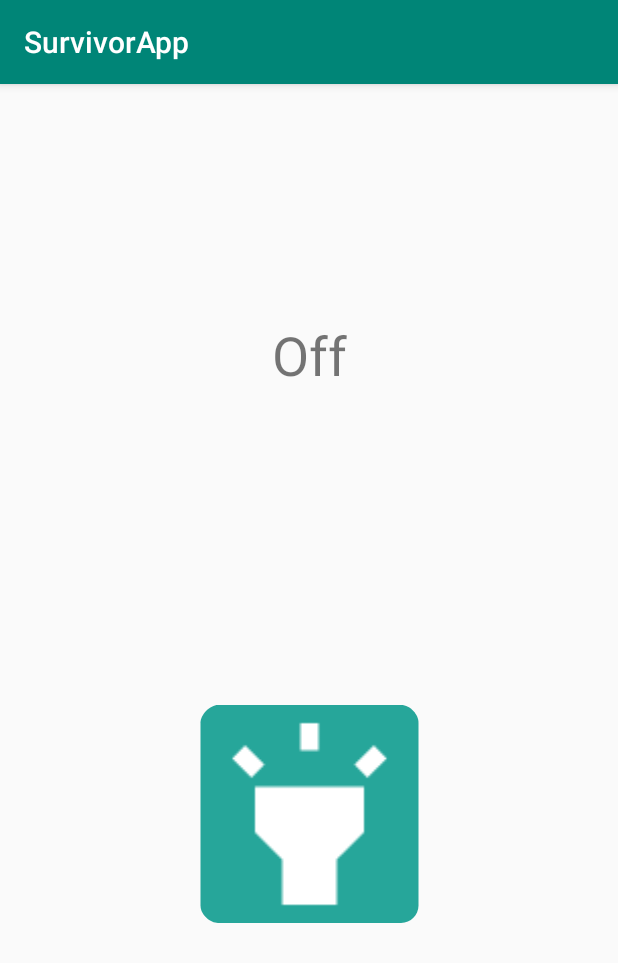
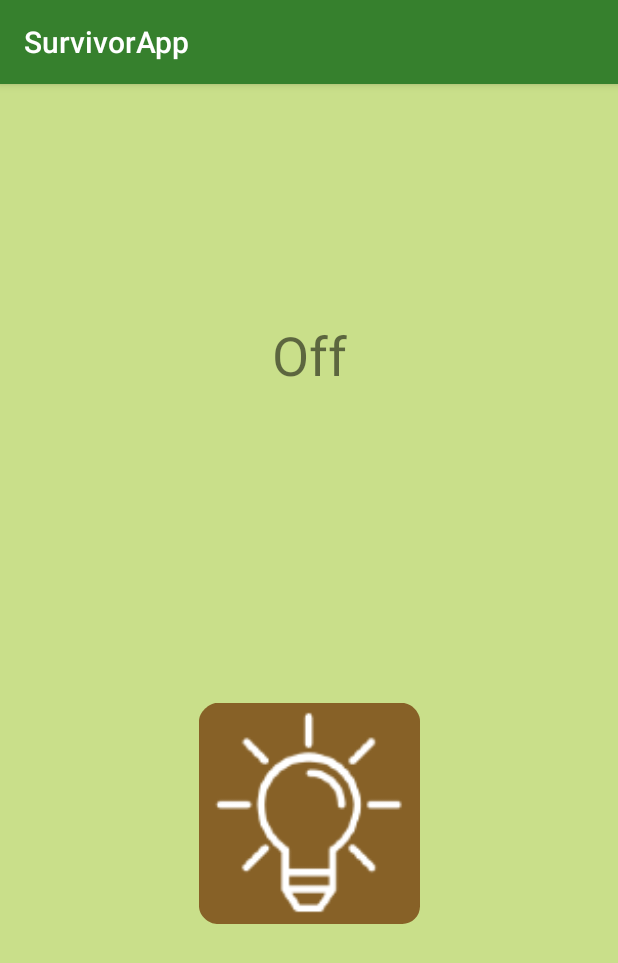
Before and after one commit to AurelienC18/ProjetAndroid, an Android app: the LampeTorche screen opened directly, with no data from a screen before it, on a phone screen of 412 x 824 dp. Shown: the top 963 px of the screen. Run offline under Robolectric (Android 15) with nearby library versions, the phone set to English and light mode, and no system bars.

Commit message:
commit de merde

```diff
--- a/app/src/main/AndroidManifest.xml
+++ b/app/src/main/AndroidManifest.xml
@@ -1,7 +1,8 @@
 <?xml version="1.0" encoding="utf-8"?>
 <manifest xmlns:android="http://schemas.android.com/apk/res/android"
           package="com.example.myapp">
-
+    <uses-permission android:name="android.permission.RECORD_AUDIO"/>
+    <uses-permission android:name="android.permission.WRITE_EXTERNAL_STORAGE"/>
     <application
             android:allowBackup="true"
             android:icon="@mipmap/ic_launcher"
@@ -9,6 +10,8 @@
             android:roundIcon="@mipmap/ic_launcher_round"
             android:supportsRtl="true"
             android:theme="@style/AppTheme">
+        <activity android:name=".VoiceRecorder">
+        </activity>
         <activity android:name=".LampeTorche">
         </activity>
         <activity android:name=".MainActivity">
--- a/app/src/main/java/com/example/myapp/LampeTorche.kt
+++ b/app/src/main/java/com/example/myapp/LampeTorche.kt
@@ -14,17 +14,14 @@ import kotlinx.android.synthetic.main.activity_lampetorche.*
 
 class LampeTorche : AppCompatActivity() {
 
-    var lightState = false
+    var lightState = true
     var cameraManager: CameraManager? = null
-    var mCameraId: String? = null
-    var switch: Button? = null
     var camera: Camera? = null
 
     override fun onCreate(savedInstanceState: Bundle?) {
         super.onCreate(savedInstanceState)
         setContentView(R.layout.activity_lampetorche)
-        val isAvailable = applicationContext.packageManager.hasSystemFeature(PackageManager.FEATURE_CAMERA_FLASH)
-        switch = imageView3 as Button
+        //val isAvailable = applicationContext.packageManager.hasSystemFeature(PackageManager.FEATURE_CAMERA_FLASH)
         cameraManager = getSystemService(Context.CAMERA_SERVICE) as CameraManager
         try {
             val cameraList = cameraManager!!.cameraIdList
@@ -38,7 +35,7 @@ class LampeTorche : AppCompatActivity() {
     fun switchLight(view: View) {
         lightState = !lightState
 
-        if (lightState) {
+        if (!lightState) {
             lampStateLib.text = "On"
         } else {
             lampStateLib.text = "Off"
@@ -88,9 +85,4 @@ class LampeTorche : AppCompatActivity() {
             }
         }
     }
-
-    companion object {
-        private var isOpen =false
-        private val camera:android.hardware.Camera?=null
-    }
 }
--- a/app/src/main/res/layout/activity_lampetorche.xml
+++ b/app/src/main/res/layout/activity_lampetorche.xml
@@ -5,7 +5,8 @@
         xmlns:app="http://schemas.android.com/apk/res-auto"
         android:layout_width="match_parent"
         android:layout_height="match_parent"
-        tools:context=".LampeTorche">
+        android:background="@color/background"
+        tools:context=".LampeTorche" android:onClick="switchLight">
     <TextView
             android:text="@string/off"
             android:layout_width="wrap_content"
@@ -16,12 +17,11 @@
             android:layout_marginTop="156dp" app:layout_constraintTop_toTopOf="parent"
     />
     <ImageView
-            android:src="@mipmap/lampetorche"
-            android:layout_width="187dp"
-            android:layout_height="145dp"
-            android:id="@+id/imageView3" android:layout_marginBottom="8dp"
+            android:layout_width="178dp"
+            android:layout_height="147dp" app:srcCompat="@mipmap/ic_light_round" android:id="@+id/imageView6"
+            app:layout_constraintEnd_toEndOf="parent"
+            android:layout_marginEnd="8dp" app:layout_constraintStart_toStartOf="parent"
+            android:layout_marginStart="8dp" android:layout_marginBottom="8dp"
             app:layout_constraintBottom_toBottomOf="parent" android:layout_marginTop="8dp"
-            app:layout_constraintTop_toBottomOf="@+id/lampStateLib" app:layout_constraintEnd_toEndOf="parent"
-            android:layout_marginEnd="8dp" app:layout_constraintStart_toStartOf="parent"
-            android:layout_marginStart="8dp" android:contentDescription="@string/todo"/>
+            app:layout_constraintTop_toBottomOf="@+id/lampStateLib" android:contentDescription="@string/todo"/>
 </androidx.constraintlayout.widget.ConstraintLayout>
--- a/app/src/main/res/layout/activity_main.xml
+++ b/app/src/main/res/layout/activity_main.xml
@@ -13,7 +13,7 @@
             app:layout_constraintBottom_toBottomOf="parent"
             android:layout_marginBottom="50dp" app:layout_constraintTop_toBottomOf="@+id/imageView3"
             app:layout_constraintStart_toStartOf="parent" app:layout_constraintHorizontal_bias="0.5"
-            app:layout_constraintEnd_toEndOf="parent"/>
+            app:layout_constraintEnd_toEndOf="parent" android:onClick="toRecorder"/>
     <ImageView
             android:layout_width="125dp"
             android:layout_height="125dp" app:srcCompat="@mipmap/ic_navigation" android:id="@+id/imageView"
@@ -39,5 +39,6 @@
             android:layout_height="125dp" app:srcCompat="@mipmap/ic_light" android:id="@+id/imageView3"
             app:layout_constraintTop_toBottomOf="@+id/imageView2"
             app:layout_constraintBottom_toTopOf="@+id/imageView4" app:layout_constraintStart_toStartOf="parent"
-            app:layout_constraintHorizontal_bias="0.5" app:layout_constraintEnd_toStartOf="@+id/imageView5"/>
+            app:layout_constraintHorizontal_bias="0.5" app:layout_constraintEnd_toStartOf="@+id/imageView5"
+            android:onClick="toLamp"/>
 </androidx.constraintlayout.widget.ConstraintLayout>
--- a/app/src/main/res/values/colors.xml
+++ b/app/src/main/res/values/colors.xml
@@ -1,7 +1,7 @@
 <?xml version="1.0" encoding="utf-8"?>
 <resources>
-    <color name="colorPrimary">#008577</color>
-    <color name="colorPrimaryDark">#00574B</color>
+    <color name="colorPrimary">#36802d</color>
+    <color name="colorPrimaryDark">#234d20</color>
     <color name="colorAccent">#D81B60</color>
     <color name="background">#c9df8a</color>
 </resources>
```
Also changed, not shown: app/src/main/java/com/example/myapp/MainActivity.kt (+23 -3 lines), app/src/main/java/com/example/myapp/VoiceRecorder.kt (added, +129 -0 lines), app/src/main/res/layout/activity_voice_recorder.xml (added, +51 -0 lines).
